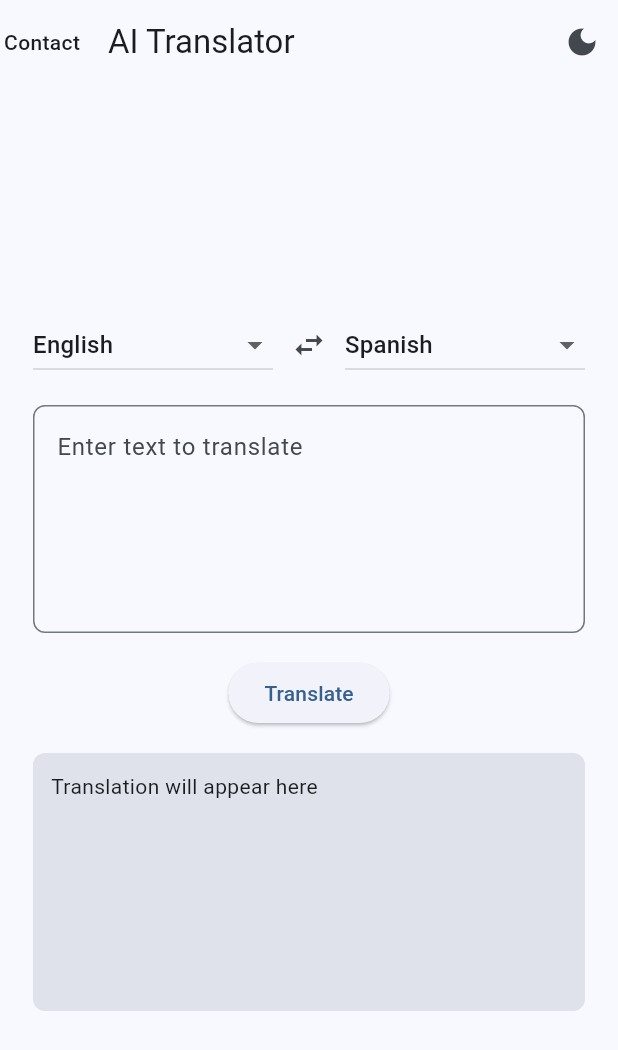
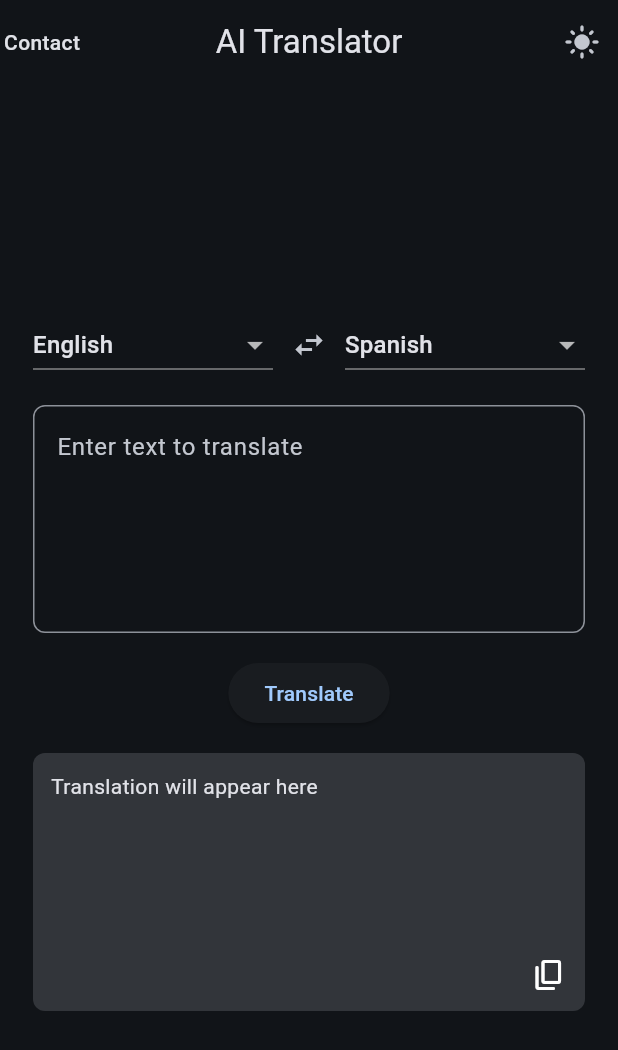
Before and after one commit to abbasihamed/ai_translator, a Flutter app: the screen it shows after launch, on a phone screen of 412 x 824 dp. Shown: the top 1050 px of the screen. Run offline on Flutter 3.47's test engine with Material 3 defaults, Android fonts, the light colour scheme and no system bars; our stand-ins replace equatable, flutter_bloc, flutter_dotenv, fluttertoast, google_generative_ai, shared_preferences.

Commit message:
Add the ability to copy translated text and run it on Android

```diff
--- a/lib/blocs/theme_bloc/theme_bloc.dart
+++ b/lib/blocs/theme_bloc/theme_bloc.dart
@@ -17,7 +17,7 @@ class ThemeBloc extends Bloc<ThemeEvent, ThemeState> {
     Emitter<ThemeState> emit,
   ) async {
     final prefs = await SharedPreferences.getInstance();
-    final themeIndex = prefs.getInt('themeMode') ?? 0;
+    final themeIndex = prefs.getInt('themeMode') ?? 2;
     emit(ThemeState(ThemeMode.values[themeIndex]));
   }
 
--- a/lib/blocs/translate_bloc/translate_events.dart
+++ b/lib/blocs/translate_bloc/translate_events.dart
@@ -1,7 +1,4 @@
 part of './translate_bloc.dart';
-
-
-
 
 abstract class TranslationEvent extends Equatable {
   const TranslationEvent();
--- a/lib/screens/translator_screen.dart
+++ b/lib/screens/translator_screen.dart
@@ -1,6 +1,7 @@
 import 'package:extension_test/blocs/theme_bloc/theme_bloc.dart';
 import 'package:extension_test/blocs/translate_bloc/translate_bloc.dart';
 import 'package:extension_test/widgets/language_dropdown.dart';
+import 'package:extension_test/widgets/translated_text.dart';
 import 'package:flutter/material.dart';
 import 'package:flutter_bloc/flutter_bloc.dart';
 import 'package:url_launcher/url_launcher.dart';
@@ -19,7 +20,8 @@ class _TranslatorScreenState extends State<TranslatorScreen> {
 
   Future<void> _launchEmail() async {
     final Uri gmailUrl = Uri.parse(
-        'https://mail.google.com/mail/?view=cm&fs=1&to=hamed137881@gmail.com');
+      'https://mail.google.com/mail/?view=cm&fs=1&to=hamed137881@gmail.com',
+    );
 
     if (!await launchUrl(
       gmailUrl,
@@ -47,16 +49,14 @@ class _TranslatorScreenState extends State<TranslatorScreen> {
   Widget build(BuildContext context) {
     return Scaffold(
       appBar: AppBar(
+        centerTitle: true,
         title: const Text('AI Translator'),
         leading: GestureDetector(
           onTap: _launchEmail,
           child: const Center(
             child: Text(
               "Contact",
-              style: TextStyle(
-                // color: Colors.white,
-                fontWeight: FontWeight.w500,
-              ),
+              style: TextStyle(fontWeight: FontWeight.w500),
             ),
           ),
         ),
@@ -64,11 +64,13 @@ class _TranslatorScreenState extends State<TranslatorScreen> {
           BlocBuilder<ThemeBloc, ThemeState>(
             builder: (context, state) {
               return IconButton(
-                icon: Icon(state.themeMode == ThemeMode.dark
+                icon: Icon(
+                  state.themeMode == ThemeMode.dark
                       ? Icons.light_mode
-                    : Icons.dark_mode),
-                onPressed: () =>
-                    context.read<ThemeBloc>().add(ToggleThemeEvent()),
+                      : Icons.dark_mode,
+                ),
+                onPressed:
+                    () => context.read<ThemeBloc>().add(ToggleThemeEvent()),
               );
             },
           ),
@@ -76,12 +78,10 @@ class _TranslatorScreenState extends State<TranslatorScreen> {
       ),
       body: Center(
         child: Container(
-          width: 400, // Fixed width for Chrome extension
-          height: 500, // Fixed height for Chrome extension
+          width: 400,
+          height: 500,
           padding: const EdgeInsets.all(16.0),
-          child: Center(
           child: Column(
-              mainAxisAlignment: MainAxisAlignment.center,
             children: [
               Row(
                 children: [
@@ -148,7 +148,8 @@ class _TranslatorScreenState extends State<TranslatorScreen> {
               BlocBuilder<TranslationBloc, TranslationState>(
                 builder: (context, state) {
                   return ElevatedButton(
-                      onPressed: state is TranslationLoading
+                    onPressed:
+                        state is TranslationLoading
                             ? null
                             : () {
                               if (_textController.text.isNotEmpty) {
@@ -161,42 +162,13 @@ class _TranslatorScreenState extends State<TranslatorScreen> {
                                 );
                               }
                             },
-                      child: state is TranslationLoading
-                          ? const CircularProgressIndicator()
-                          : const Text('Translate'),
+                    child: const Text('Translate'),
                   );
                 },
               ),
               const SizedBox(height: 16),
-                Expanded(
-                  child: Container(
-                    width: double.infinity,
-                    padding: const EdgeInsets.all(12),
-                    decoration: BoxDecoration(
-                      color: Theme.of(context).colorScheme.surfaceVariant,
-                      borderRadius: BorderRadius.circular(8),
-                    ),
-                    child: SingleChildScrollView(
-                      child: BlocBuilder<TranslationBloc, TranslationState>(
-                        builder: (context, state) {
-                          if (state is TranslationLoading) {
-                            return const Center(child: Text('Translating...'));
-                          } else if (state is TranslationLoaded) {
-                            return Text(
-                              state.translatedText.isNotEmpty
-                                  ? state.translatedText
-                                  : 'Translation will appear here',
-                            );
-                          } else {
-                            return const Text('Translation will appear here');
-                          }
-                        },
-                      ),
-                    ),
-                  ),
-                ),
+              TranslatedText(),
             ],
-            ),
           ),
         ),
       ),
--- /dev/null
+++ b/lib/widgets/translated_text.dart
@@ -0,0 +1,73 @@
+import 'package:extension_test/blocs/translate_bloc/translate_bloc.dart';
+import 'package:flutter/material.dart';
+import 'package:flutter/services.dart';
+import 'package:flutter_bloc/flutter_bloc.dart';
+import 'package:fluttertoast/fluttertoast.dart';
+
+class TranslatedText extends StatelessWidget {
+  const TranslatedText({super.key});
+
+  @override
+  Widget build(BuildContext context) {
+    return Expanded(
+      child: Container(
+        width: double.infinity,
+        padding: const EdgeInsets.all(12),
+        decoration: BoxDecoration(
+          color: Theme.of(context).colorScheme.surfaceContainerHighest,
+          borderRadius: BorderRadius.circular(8),
+        ),
+        child: Stack(
+          children: [
+            SingleChildScrollView(
+              child: BlocBuilder<TranslationBloc, TranslationState>(
+                builder: (context, state) {
+                  if (state is TranslationLoading) {
+                    return const Center(child: Text('Translating...'));
+                  } else if (state is TranslationLoaded) {
+                    return SelectableText(
+                      state.translatedText.isNotEmpty
+                          ? state.translatedText
+                          : 'Translation will appear here',
+                    );
+                  } else {
+                    return const Text('Translation will appear here');
+                  }
+                },
+              ),
+            ),
+            Positioned(
+              bottom: 0,
+              right: 0,
+              child: BlocBuilder<TranslationBloc, TranslationState>(
+                builder: (context, state) {
+                  return GestureDetector(
+                    onTap: () {
+                      if (state is TranslationLoaded &&
+                          state.translatedText.isNotEmpty) {
+                        Clipboard.setData(
+                          ClipboardData(text: state.translatedText),
+                        );
+                        Fluttertoast.showToast(
+                          msg: "Text copied to clipboard",
+                          toastLength: Toast.LENGTH_SHORT,
+                          gravity: ToastGravity.BOTTOM,
+                          webBgColor: '#444444',
+                          timeInSecForIosWeb: 1,
+                          backgroundColor: Colors.black87,
+                          textColor: Colors.white,
+                          fontSize: 16.0,
+                        );
+                      }
+                    },
+                    child: const Icon(Icons.copy_rounded),
+                  );
+                },
+              ),
+            ),
+          ],
+        ),
+      ),
+    );
+  }
+}
--- a/pubspec.yaml
+++ b/pubspec.yaml
@@ -19,7 +19,7 @@ publish_to: 'none' # Remove this line if you wish to publish to pub.dev
 version: 1.0.0+1
 
 environment:
-  sdk: ^3.6.0
+  sdk: ^3.7.0
 
 # Dependencies specify other packages that your package needs in order to work.
 # To automatically upgrade your package dependencies to the latest versions
```
Also changed, not shown: pubspec.lock, 128 other files. Lines whose indentation alone changed are shown as unchanged.
